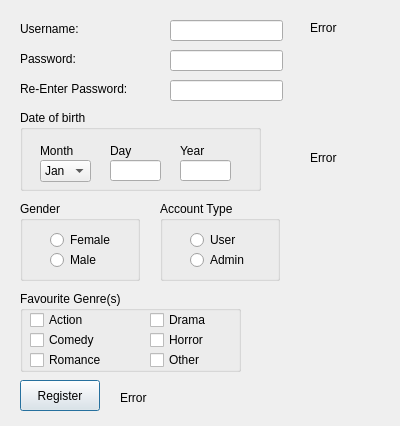
daliaeissa/QT-Assignment-1, file CinemaProject/CinemaProject/registrationwindow.ui: the form before one commit.
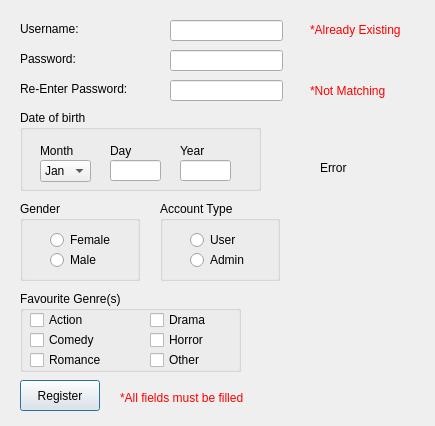
The form after the commit.

What changed in the file:
```diff
--- a/CinemaProject/CinemaProject/registrationwindow.ui
+++ b/CinemaProject/CinemaProject/registrationwindow.ui
@@ -6,7 +6,7 @@
    <rect>
     <x>0</x>
     <y>0</y>
-    <width>400</width>
+    <width>435</width>
     <height>426</height>
    </rect>
   </property>
@@ -417,19 +417,19 @@
     <rect>
      <x>310</x>
      <y>20</y>
-     <width>58</width>
-     <height>16</height>
+     <width>101</width>
+     <height>21</height>
     </rect>
    </property>
    <property name="text">
-    <string>Error</string>
+    <string>&lt;html&gt;&lt;head/&gt;&lt;body&gt;&lt;p&gt;&lt;span style=&quot; color:#ff0000;&quot;&gt;*Already Existing&lt;/span&gt;&lt;/p&gt;&lt;/body&gt;&lt;/html&gt;</string>
    </property>
   </widget>
   <widget class="QLabel" name="ageerrorlabel">
    <property name="geometry">
     <rect>
-     <x>310</x>
-     <y>150</y>
+     <x>320</x>
+     <y>160</y>
      <width>58</width>
      <height>16</height>
     </rect>
@@ -443,12 +443,25 @@
     <rect>
      <x>120</x>
      <y>390</y>
-     <width>58</width>
+     <width>281</width>
      <height>16</height>
     </rect>
    </property>
    <property name="text">
-    <string>Error</string>
+    <string>&lt;html&gt;&lt;head/&gt;&lt;body&gt;&lt;p&gt;&lt;span style=&quot; color:#ff0000;&quot;&gt;*All fields must be filled&lt;/span&gt;&lt;/p&gt;&lt;/body&gt;&lt;/html&gt;</string>
+   </property>
+  </widget>
+  <widget class="QLabel" name="label_reenterpass_2">
+   <property name="geometry">
+    <rect>
+     <x>310</x>
+     <y>81</y>
+     <width>91</width>
+     <height>21</height>
+    </rect>
+   </property>
+   <property name="text">
+    <string>&lt;html&gt;&lt;head/&gt;&lt;body&gt;&lt;p&gt;&lt;span style=&quot; color:#ff0000;&quot;&gt;*Not Matching&lt;/span&gt;&lt;/p&gt;&lt;/body&gt;&lt;/html&gt;</string>
    </property>
   </widget>
  </widget>
```
Left out of the diff: 2 changed lines with no effect on the pictures.
